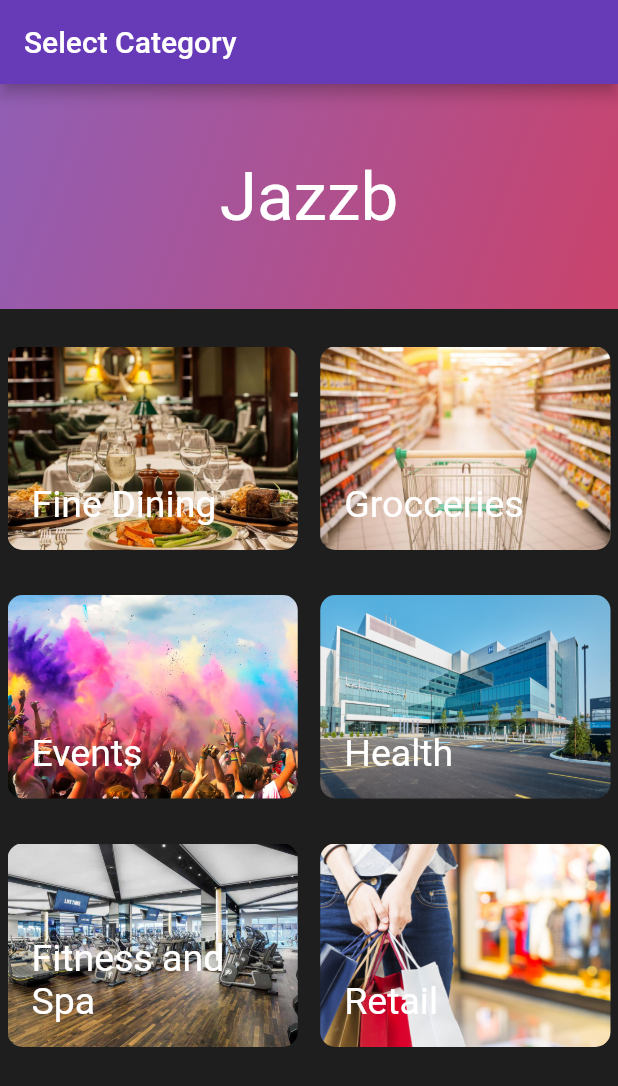
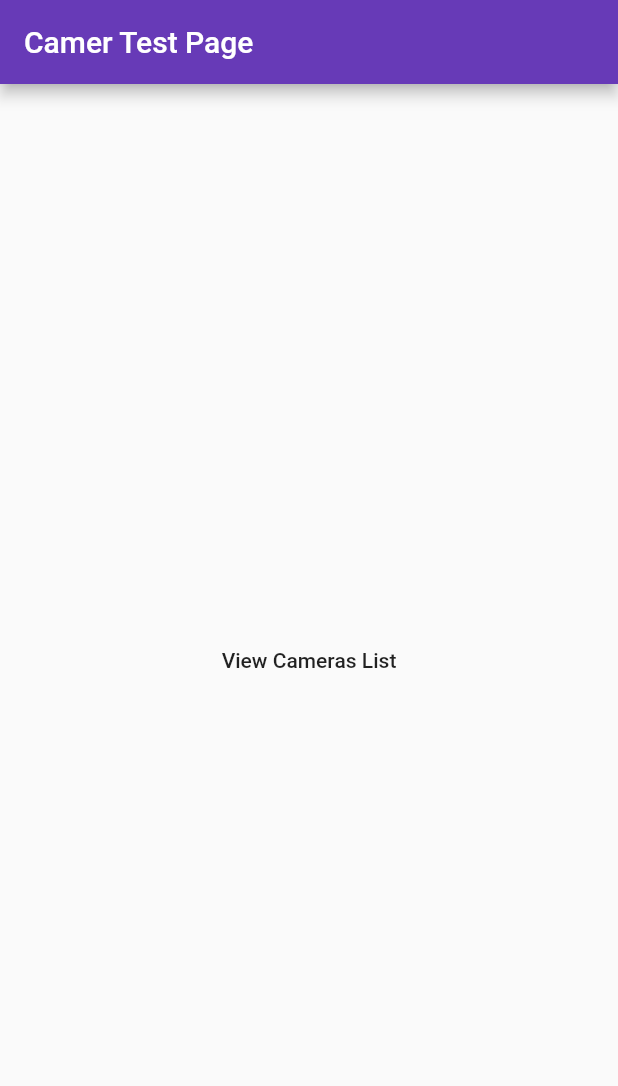
Before and after one commit to nimakarimipour/Jazb, a Flutter app: the screen it shows after launch, on a phone screen of 412 x 824 dp. Shown: the top 1086 px of the screen. Run offline on Flutter 3.47's test engine with Material 2 defaults, Android fonts, the phone set to English and light mode, and no system bars; our stand-ins replace camera.

Commit message:
adding camera

```diff
--- a/jazb/lib/main.dart
+++ b/jazb/lib/main.dart
@@ -1,4 +1,5 @@
 import 'package:flutter/material.dart';
+import 'package:jazb/pages/camera_test.dart';
 import 'package:jazb/pages/category.dart';
 
 void main() {
@@ -17,7 +18,7 @@ class MyApp extends StatelessWidget {
           brightness: Brightness.light,
           primarySwatch: Colors.deepPurple,
           accentColor: Colors.deepOrange),
-      home: CategoryPage(),
+      home: CameraTestPage(),
     );
   }
 }
--- /dev/null
+++ b/jazb/lib/pages/camera_test.dart
@@ -0,0 +1,43 @@
+import 'package:camera/camera.dart';
+import 'package:flutter/material.dart';
+
+class CameraTestPage extends StatefulWidget {
+  @override
+  _CameraTestPageState createState() => _CameraTestPageState();
+}
+
+class _CameraTestPageState extends State<CameraTestPage> {
+  List<CameraDescription> cameras;
+
+  Future getTheListOfCameras() async {
+    cameras = await availableCameras();
+    print(cameras);
+  }
+
+  @override
+  void initState() {
+    super.initState();
+    getTheListOfCameras();
+  }
+
+  @override
+  Widget build(BuildContext context) {
+    return Scaffold(
+      appBar: AppBar(
+        title: Text('Camer Test Page'),
+      ),
+      body: Container(
+        child: Center(
+          child: FlatButton(
+            onPressed: () {
+              print(cameras);
+            },
+            child: Text(
+              'View Cameras List',
+            ),
+          ),
+        ),
+      ),
+    );
+  }
+}
--- a/jazb/lib/pages/category.dart
+++ b/jazb/lib/pages/category.dart
@@ -56,7 +56,7 @@ class CategoryPage extends StatelessWidget {
             height: 150,
             child: Center(
               child: Text(
-                "Jazzb",
+                "J  A  Z  Z  B",
                 style: TextStyle(fontSize: 45, color: Colors.white),
               ),
             ),
--- a/jazb/pubspec.yaml
+++ b/jazb/pubspec.yaml
@@ -23,6 +23,10 @@ dependencies:
   # The following adds the Cupertino Icons font to your application.
   # Use with the CupertinoIcons class for iOS style icons.
   cupertino_icons: ^0.1.2
+  camera:
+  path_provider:
+  path:
+
 
 dev_dependencies:
   flutter_test:
```
